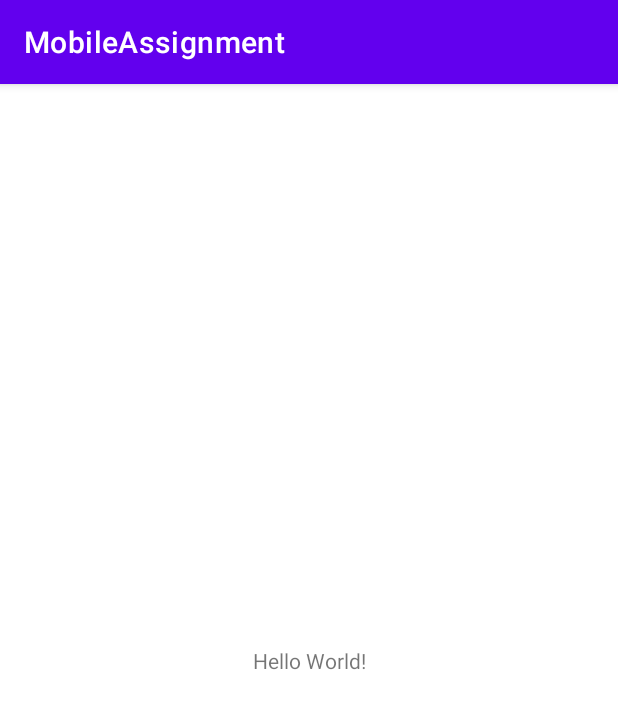
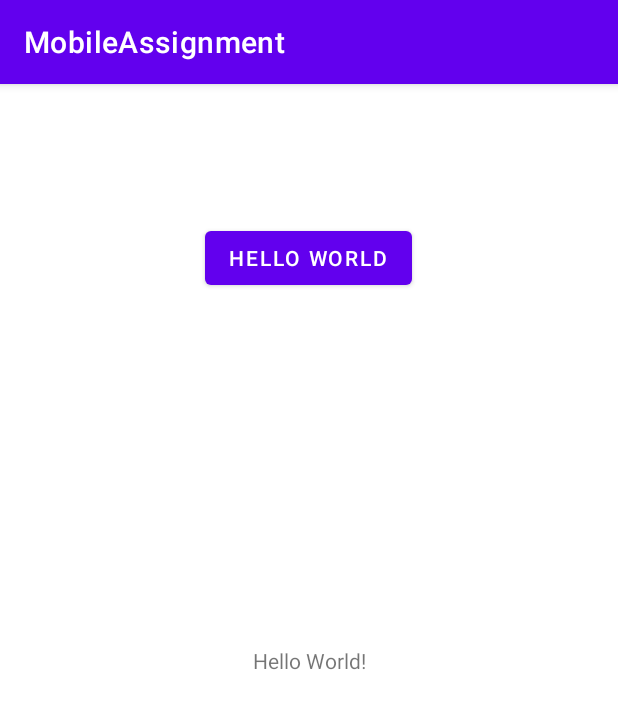
Before and after one commit to singggggg/MobileAssignment, an Android app: the screen it shows after launch (MainActivity), on a phone screen of 412 x 824 dp. Shown: the top 709 px of the screen. Run offline under Robolectric (Android 15) with nearby library versions, the phone set to English and light mode, and no system bars.

Commit message:
Test commit

```diff
--- a/app/src/main/res/layout/activity_main.xml
+++ b/app/src/main/res/layout/activity_main.xml
@@ -15,4 +15,15 @@
         app:layout_constraintRight_toRightOf="parent"
         app:layout_constraintTop_toTopOf="parent" />
 
+    <Button
+        android:id="@+id/button"
+        android:layout_width="wrap_content"
+        android:layout_height="wrap_content"
+        android:layout_marginTop="92dp"
+        android:text="@string/HelloWorld"
+        app:layout_constraintEnd_toEndOf="parent"
+        app:layout_constraintHorizontal_bias="0.498"
+        app:layout_constraintStart_toStartOf="parent"
+        app:layout_constraintTop_toTopOf="parent" />
+
 </androidx.constraintlayout.widget.ConstraintLayout>
--- a/app/src/main/res/values/strings.xml
+++ b/app/src/main/res/values/strings.xml
@@ -1,3 +1,4 @@
 <resources>
     <string name="app_name">MobileAssignment</string>
+    <string name="HelloWorld">Hello World</string>
 </resources>
```
